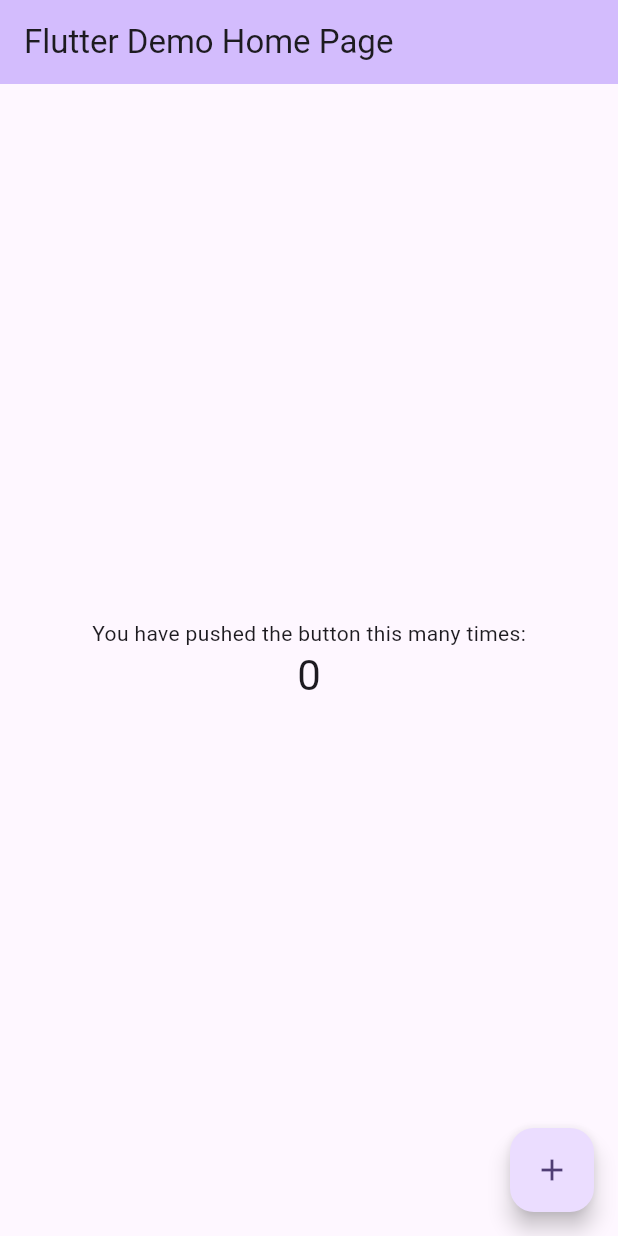
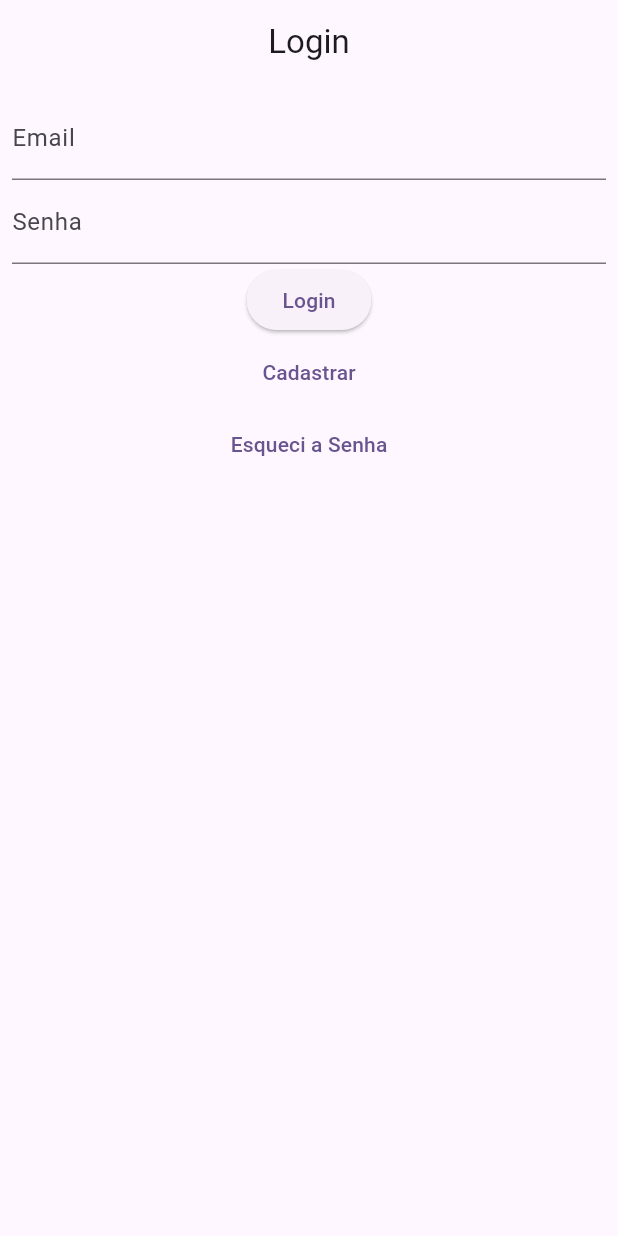
Before and after one commit to MauricioDevJS/salary_calculator, a Flutter app: the screen it shows after launch, on a phone screen of 412 x 824 dp. Run offline on Flutter 3.47's test engine with Material 3 defaults, Android fonts, the phone set to English and light mode, and no system bars.

Commit message:
initial implementation of the login screen without the logic

```diff
--- a/flutter_application/lib/main.dart
+++ b/flutter_application/lib/main.dart
@@ -1,4 +1,5 @@
 import 'package:flutter/material.dart';
+import 'package:flutter_application/views/login_page.dart';
 
 void main() {
   runApp(const MyApp());
@@ -11,115 +12,12 @@ class MyApp extends StatelessWidget {
   @override
   Widget build(BuildContext context) {
     return MaterialApp(
-      title: 'Flutter Demo',
       theme: ThemeData(
-        // This is the theme of your application.
-        //
-        // TRY THIS: Try running your application with "flutter run". You'll see
-        // the application has a purple toolbar. Then, without quitting the app,
-        // try changing the seedColor in the colorScheme below to Colors.green
-        // and then invoke "hot reload" (save your changes or press the "hot
-        // reload" button in a Flutter-supported IDE, or press "r" if you used
-        // the command line to start the app).
-        //
-        // Notice that the counter didn't reset back to zero; the application
-        // state is not lost during the reload. To reset the state, use hot
-        // restart instead.
-        //
-        // This works for code too, not just values: Most code changes can be
-        // tested with just a hot reload.
         colorScheme: ColorScheme.fromSeed(seedColor: Colors.deepPurple),
         useMaterial3: true,
       ),
-      home: const MyHomePage(title: 'Flutter Demo Home Page'),
+      debugShowCheckedModeBanner: false,
+      home: LoginPage(),
     );
   }
 }
-
-class MyHomePage extends StatefulWidget {
-  const MyHomePage({super.key, required this.title});
-
-  // This widget is the home page of your application. It is stateful, meaning
-  // that it has a State object (defined below) that contains fields that affect
-  // how it looks.
-
-  // This class is the configuration for the state. It holds the values (in this
-  // case the title) provided by the parent (in this case the App widget) and
-  // used by the build method of the State. Fields in a Widget subclass are
-  // always marked "final".
-
-  final String title;
-
-  @override
-  State<MyHomePage> createState() => _MyHomePageState();
-}
-
-class _MyHomePageState extends State<MyHomePage> {
-  int _counter = 0;
-
-  void _incrementCounter() {
-    setState(() {
-      // This call to setState tells the Flutter framework that something has
-      // changed in this State, which causes it to rerun the build method below
-      // so that the display can reflect the updated values. If we changed
-      // _counter without calling setState(), then the build method would not be
-      // called again, and so nothing would appear to happen.
-      _counter++;
-    });
-  }
-
-  @override
-  Widget build(BuildContext context) {
-    // This method is rerun every time setState is called, for instance as done
-    // by the _incrementCounter method above.
-    //
-    // The Flutter framework has been optimized to make rerunning build methods
-    // fast, so that you can just rebuild anything that needs updating rather
-    // than having to individually change instances of widgets.
-    return Scaffold(
-      appBar: AppBar(
-        // TRY THIS: Try changing the color here to a specific color (to
-        // Colors.amber, perhaps?) and trigger a hot reload to see the AppBar
-        // change color while the other colors stay the same.
-        backgroundColor: Theme.of(context).colorScheme.inversePrimary,
-        // Here we take the value from the MyHomePage object that was created by
-        // the App.build method, and use it to set our appbar title.
-        title: Text(widget.title),
-      ),
-      body: Center(
-        // Center is a layout widget. It takes a single child and positions it
-        // in the middle of the parent.
-        child: Column(
-          // Column is also a layout widget. It takes a list of children and
-          // arranges them vertically. By default, it sizes itself to fit its
-          // children horizontally, and tries to be as tall as its parent.
-          //
-          // Column has various properties to control how it sizes itself and
-          // how it positions its children. Here we use mainAxisAlignment to
-          // center the children vertically; the main axis here is the vertical
-          // axis because Columns are vertical (the cross axis would be
-          // horizontal).
-          //
-          // TRY THIS: Invoke "debug painting" (choose the "Toggle Debug Paint"
-          // action in the IDE, or press "p" in the console), to see the
-          // wireframe for each widget.
-          mainAxisAlignment: MainAxisAlignment.center,
-          children: <Widget>[
-            const Text(
-              'You have pushed the button this many times:',
-            ),
-            Text(
-              '$_counter',
-              style: Theme.of(context).textTheme.headlineMedium,
-            ),
-          ],
-        ),
-      ),
-      floatingActionButton: FloatingActionButton(
-        onPressed: _incrementCounter,
-        tooltip: 'Increment',
-        child: const Icon(Icons.add),
-      ), // This trailing comma makes auto-formatting nicer for build methods.
-    );
-  }
-}
--- /dev/null
+++ b/flutter_application/lib/views/login_page.dart
@@ -0,0 +1,62 @@
+import 'package:flutter/material.dart';
+
+class LoginPage extends StatelessWidget {
+  final _formKey = GlobalKey<FormState>();
+
+  @override
+  Widget build(BuildContext context) {
+    return Scaffold(
+      appBar: AppBar(title: Text("Login"), centerTitle: true),
+      body: Form(
+        key: _formKey,
+        child: Padding(
+          padding: const EdgeInsets.all(8.0),
+          child: Column(
+            children: <Widget>[
+              TextFormField(
+                decoration: InputDecoration(labelText: 'Email'),
+                validator: (value) {
+                  if (value == null || value.isEmpty) {
+                    return 'Por favor insira o email';
+                  }
+                  // Adicionar validação de email
+                  return null;
+                },
+              ),
+              TextFormField(
+                decoration: InputDecoration(labelText: 'Senha'),
+                obscureText: true,
+                validator: (value) {
+                  if (value == null || value.isEmpty) {
+                    return 'Por favor insira a senha';
+                  }
+                  return null;
+                },
+              ),
+              ElevatedButton(
+                onPressed: () {
+                  if (_formKey.currentState!.validate()) {
+                    // Processo de login
+                  }
+                },
+                child: Text('Login'),
+              ),
+              TextButton(
+                onPressed: () {
+                  // Navegar para tela de cadastro
+                },
+                child: Text('Cadastrar'),
+              ),
+              TextButton(
+                onPressed: () {
+                  // Navegar para tela de esqueci a senha
+                },
+                child: Text('Esqueci a Senha'),
+              ),
+            ],
+          ),
+        ),
+      ),
+    );
+  }
+}
```
